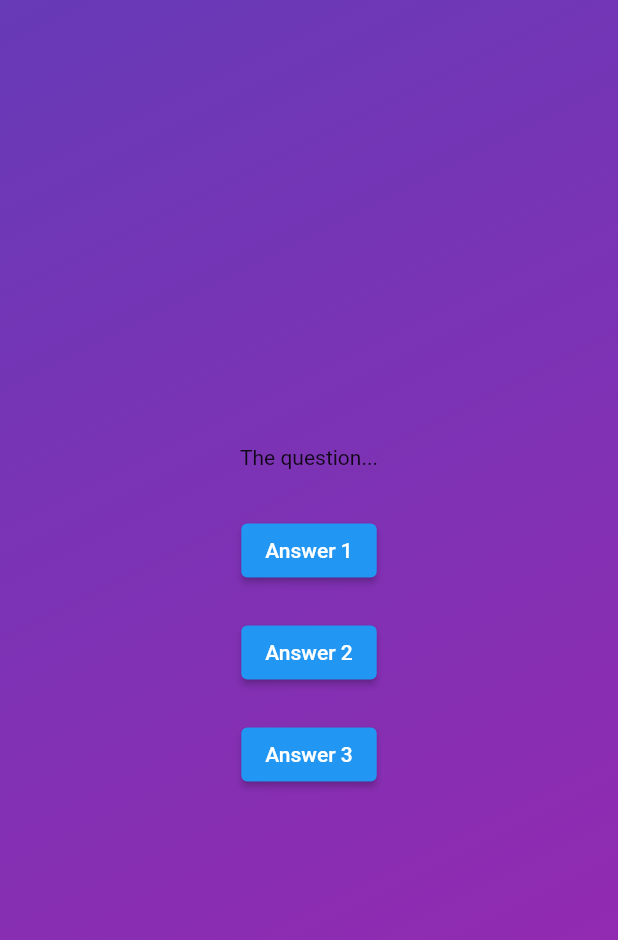
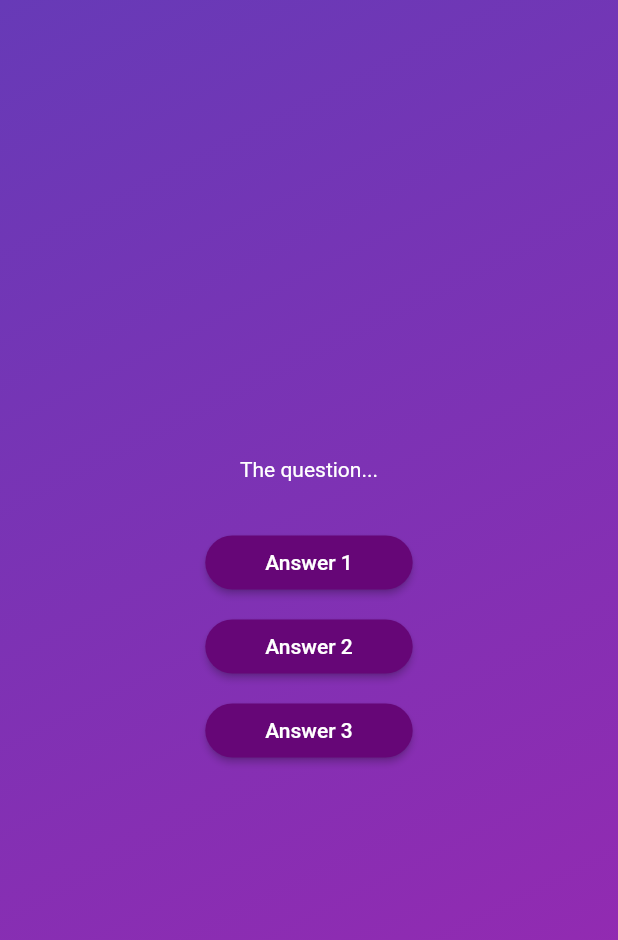
Before and after one commit to lhawi/quiz-flutter, a Flutter app: the screen it shows after launch, after a tap on "Start Quiz", on a phone screen of 412 x 824 dp. Shown: the top 940 px of the screen. Run offline on Flutter 3.47's test engine with Material 2 defaults, Android fonts, the phone set to English and light mode, and no system bars.

Commit message:
Add custom styled button

```diff
--- /dev/null
+++ b/lib/answer_button.dart
@@ -0,0 +1,25 @@
+import 'package:flutter/material.dart';
+
+class AnswerButton extends StatelessWidget {
+  const AnswerButton(
+      {super.key, required this.answerText, required this.onTap});
+
+  final String answerText;
+  final void Function() onTap;
+
+  @override
+  Widget build(BuildContext context) {
+    return ElevatedButton(
+      onPressed: onTap,
+      style: ElevatedButton.styleFrom(
+        padding: const EdgeInsets.symmetric(vertical: 10, horizontal: 40),
+        backgroundColor: const Color.fromARGB(255, 102, 6, 119),
+        foregroundColor: Colors.white,
+        shape: RoundedRectangleBorder(
+          borderRadius: BorderRadius.circular(20),
+        ),
+      ),
+      child: Text(answerText),
+    );
+  }
+}
--- a/lib/questions_screen.dart
+++ b/lib/questions_screen.dart
@@ -1,4 +1,6 @@
 import 'package:flutter/material.dart';
+
+import 'package:adv_basics/answer_button.dart';
 
 class QuestionsScreen extends StatefulWidget {
   const QuestionsScreen({super.key});
@@ -17,22 +19,17 @@ class _QuestionsScreenState extends State<QuestionsScreen> {
       child: Column(
         mainAxisAlignment: MainAxisAlignment.center,
         children: [
-          const Text('The question...'),
+          const Text('The question...',
+              style: TextStyle(
+                color: Colors.white,
+              )),
           const SizedBox(height: 30),
-          ElevatedButton(
-            onPressed: () {},
-            child: const Text('Answer 1'),
-          ),
-          const SizedBox(height: 20),
-          ElevatedButton(
-            onPressed: () {},
-            child: const Text('Answer 2'),
-          ),
-          const SizedBox(height: 20),
-          ElevatedButton(
-            onPressed: () {},
-            child: const Text('Answer 3'),
-          ),
+          AnswerButton(answerText: 'Answer 1', onTap: () {}),
+          const SizedBox(height: 8),
+          AnswerButton(answerText: 'Answer 2', onTap: () {}),
+          const SizedBox(height: 8),
+          AnswerButton(answerText: 'Answer 3', onTap: () {}),
+          const SizedBox(height: 8),
         ],
       ),
     );
```
